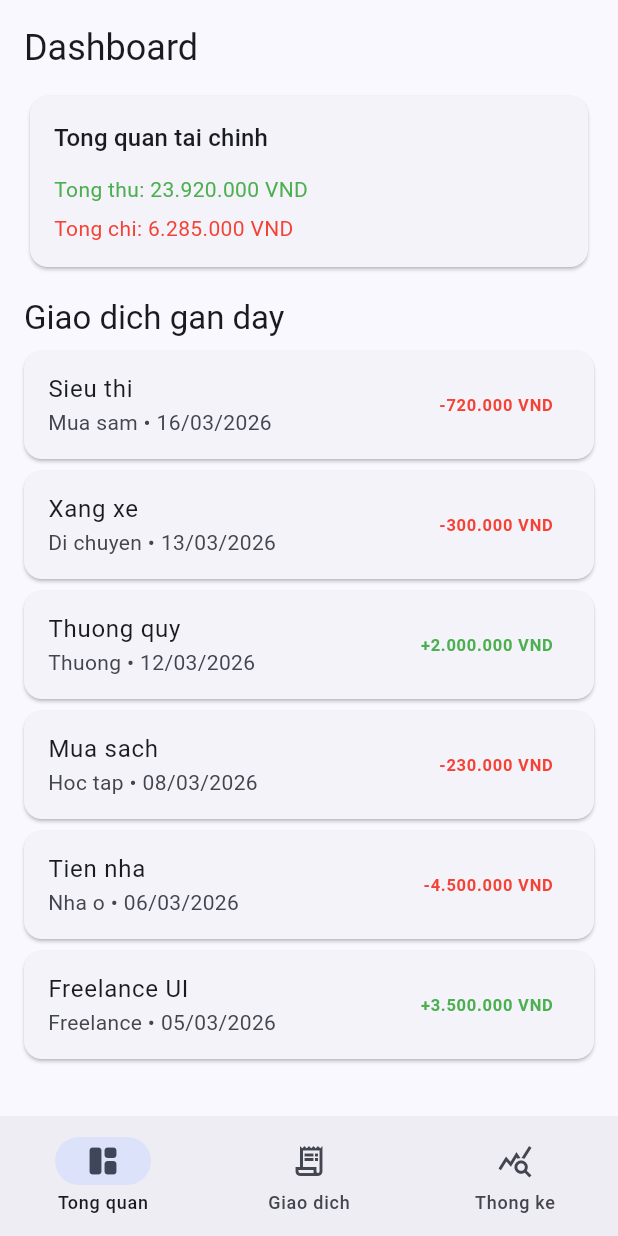
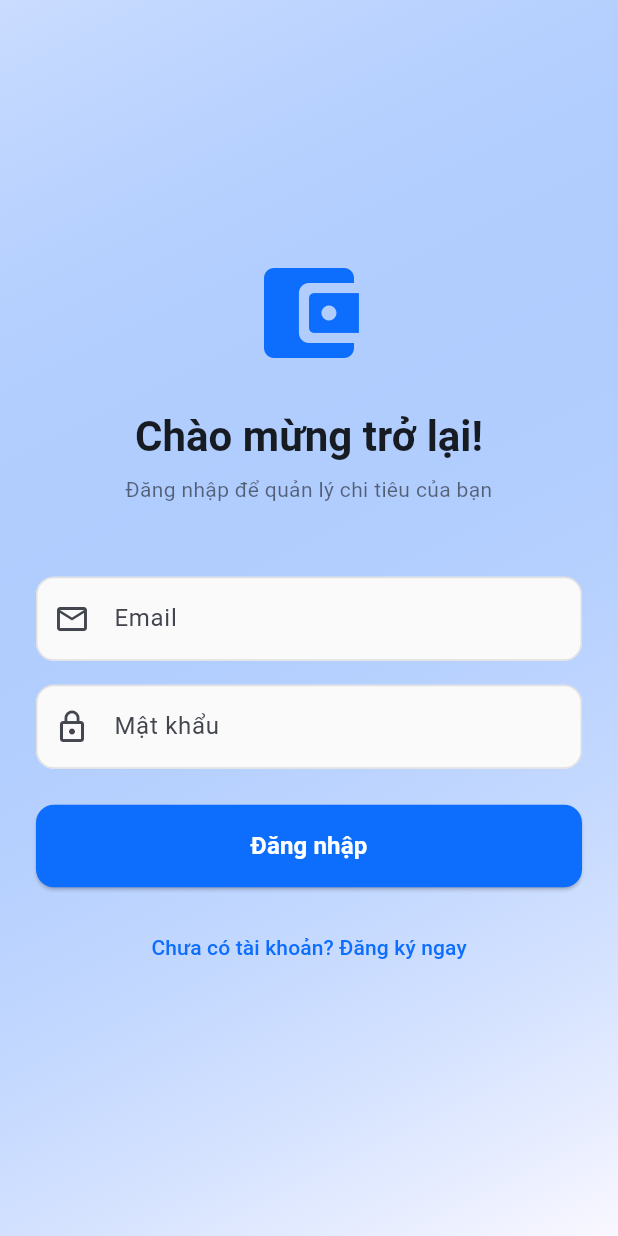
Before and after one commit to Haidp2005/qlchitieu, a Flutter app: the screen it shows after launch, on a phone screen of 412 x 824 dp. Run offline on Flutter 3.47's test engine with Material 3 defaults, Android fonts, the light colour scheme and no system bars; our stand-ins replace fl_chart, go_router.

Commit message:
feat: implement app shell, navigation, and auth flow (Person A)

```diff
--- a/lib/app.dart
+++ b/lib/app.dart
@@ -1,20 +1,43 @@
 import 'package:flutter/material.dart';
+import 'package:provider/provider.dart';
 
-import 'features/shell/presentation/root_shell.dart';
+import 'app_router.dart';
+import 'features/auth/domain/auth_provider.dart';
 
 class ExpenseApp extends StatelessWidget {
   const ExpenseApp({super.key});
 
   @override
   Widget build(BuildContext context) {
-    return MaterialApp(
+    final authProvider = context.read<AuthProvider>();
+
+    return MaterialApp.router(
       title: 'QL Chi Tieu',
       debugShowCheckedModeBanner: false,
       theme: ThemeData(
-        colorScheme: ColorScheme.fromSeed(seedColor: const Color(0xFF0D6EFD)),
+        colorScheme: ColorScheme.fromSeed(
+          seedColor: const Color(0xFF0D6EFD),
+          primary: const Color(0xFF0D6EFD),
+        ),
         useMaterial3: true,
+        inputDecorationTheme: InputDecorationTheme(
+          filled: true,
+          fillColor: Colors.grey.shade50,
+          border: OutlineInputBorder(
+            borderRadius: BorderRadius.circular(12),
+            borderSide: BorderSide(color: Colors.grey.shade300),
+          ),
+          enabledBorder: OutlineInputBorder(
+            borderRadius: BorderRadius.circular(12),
+            borderSide: BorderSide(color: Colors.grey.shade300),
+          ),
+          focusedBorder: OutlineInputBorder(
+            borderRadius: BorderRadius.circular(12),
+            borderSide: const BorderSide(color: Color(0xFF0D6EFD), width: 2),
+          ),
+        ),
       ),
-      home: const RootShell(),
+      routerConfig: AppRouter.router(authProvider),
     );
   }
 }
--- /dev/null
+++ b/lib/app_router.dart
@@ -0,0 +1,88 @@
+import 'package:flutter/material.dart';
+import 'package:go_router/go_router.dart';
+
+import 'features/auth/domain/auth_provider.dart';
+import 'features/auth/presentation/login_screen.dart';
+import 'features/auth/presentation/register_screen.dart';
+import 'features/dashboard/presentation/dashboard_screen.dart';
+import 'features/profile/presentation/profile_screen.dart';
+import 'features/shell/presentation/root_shell.dart';
+import 'features/statistics/presentation/statistics_screen.dart';
+import 'features/transactions/presentation/transactions_screen.dart';
+
+class AppRouter {
+  static final GlobalKey<NavigatorState> _rootNavigatorKey = GlobalKey<NavigatorState>();
+
+  static GoRouter router(AuthProvider authProvider) {
+    return GoRouter(
+      navigatorKey: _rootNavigatorKey,
+      initialLocation: '/dashboard',
+      refreshListenable: authProvider,
+      redirect: (context, state) {
+        final bool loggedIn = authProvider.isAuthenticated;
+        final bool isLoggingIn = state.matchedLocation == '/login';
+        final bool isRegistering = state.matchedLocation == '/register';
+
+        if (!loggedIn) {
+          if (isLoggingIn || isRegistering) return null;
+          return '/login';
+        }
+
+        if (loggedIn && (isLoggingIn || isRegistering)) {
+          return '/dashboard';
+        }
+
+        return null;
+      },
+      routes: [
+        GoRoute(
+          path: '/login',
+          builder: (context, state) => const LoginScreen(),
+        ),
+        GoRoute(
+          path: '/register',
+          builder: (context, state) => const RegisterScreen(),
+        ),
+        StatefulShellRoute.indexedStack(
+          builder: (context, state, navigationShell) {
+            return RootShell(navigationShell: navigationShell);
+          },
+          branches: [
+            StatefulShellBranch(
+              routes: [
+                GoRoute(
+                  path: '/dashboard',
+                  builder: (context, state) => const DashboardScreen(),
+                ),
+              ],
+            ),
+            StatefulShellBranch(
+              routes: [
+                GoRoute(
+                  path: '/transactions',
+                  builder: (context, state) => const TransactionsScreen(),
+                ),
+              ],
+            ),
+            StatefulShellBranch(
+              routes: [
+                GoRoute(
+                  path: '/statistics',
+                  builder: (context, state) => const StatisticsScreen(),
+                ),
+              ],
+            ),
+            StatefulShellBranch(
+              routes: [
+                GoRoute(
+                  path: '/profile',
+                  builder: (context, state) => const ProfileScreen(),
+                ),
+              ],
+            ),
+          ],
+        ),
+      ],
+    );
+  }
+}
--- /dev/null
+++ b/lib/features/auth/domain/auth_provider.dart
@@ -0,0 +1,28 @@
+import 'package:flutter/material.dart';
+
+class AuthProvider extends ChangeNotifier {
+  bool _isAuthenticated = false;
+
+  bool get isAuthenticated => _isAuthenticated;
+
+  Future<void> login(String email, String password) async {
+    // Simulate login
+    await Future.delayed(const Duration(milliseconds: 500));
+    _isAuthenticated = true;
+    notifyListeners();
+  }
+
+  Future<void> logout() async {
+    // Simulate logout
+    await Future.delayed(const Duration(milliseconds: 200));
+    _isAuthenticated = false;
+    notifyListeners();
+  }
+
+  Future<void> register(String email, String password) async {
+    // Simulate register
+    await Future.delayed(const Duration(milliseconds: 500));
+    _isAuthenticated = true;
+    notifyListeners();
+  }
+}
--- /dev/null
+++ b/lib/features/auth/presentation/login_screen.dart
@@ -0,0 +1,143 @@
+import 'package:flutter/material.dart';
+import 'package:provider/provider.dart';
+import '../domain/auth_provider.dart';
+
+class LoginScreen extends StatefulWidget {
+  const LoginScreen({super.key});
+
+  @override
+  State<LoginScreen> createState() => _LoginScreenState();
+}
+
+class _LoginScreenState extends State<LoginScreen> {
+  final _emailController = TextEditingController();
+  final _passwordController = TextEditingController();
+  bool _isLoading = false;
+
+  @override
+  void dispose() {
+    _emailController.dispose();
+    _passwordController.dispose();
+    super.dispose();
+  }
+
+  void _handleLogin() async {
+    setState(() => _isLoading = true);
+    await context.read<AuthProvider>().login(
+      _emailController.text,
+      _passwordController.text,
+    );
+    if (mounted) {
+      setState(() => _isLoading = false);
+    }
+  }
+
+  @override
+  Widget build(BuildContext context) {
+    return Scaffold(
+      body: Container(
+        decoration: BoxDecoration(
+          gradient: LinearGradient(
+            begin: Alignment.topLeft,
+            end: Alignment.bottomRight,
+            colors: [
+              Theme.of(context).colorScheme.primary.withAlpha(51),
+              Theme.of(context).colorScheme.surface,
+            ],
+          ),
+        ),
+        child: SafeArea(
+          child: Center(
+            child: SingleChildScrollView(
+              padding: const EdgeInsets.all(24.0),
+              child: Column(
+                mainAxisAlignment: MainAxisAlignment.center,
+                crossAxisAlignment: CrossAxisAlignment.stretch,
+                children: [
+                  const Icon(
+                    Icons.account_balance_wallet_rounded,
+                    size: 80,
+                    color: Color(0xFF0D6EFD),
+                  ),
+                  const SizedBox(height: 24),
+                  Text(
+                    'Chào mừng trở lại!',
+                    style: Theme.of(context).textTheme.headlineMedium?.copyWith(
+                          fontWeight: FontWeight.bold,
+                          color: Colors.black87,
+                        ),
+                    textAlign: TextAlign.center,
+                  ),
+                  const SizedBox(height: 8),
+                  Text(
+                    'Đăng nhập để quản lý chi tiêu của bạn',
+                    style: Theme.of(context).textTheme.bodyMedium?.copyWith(
+                          color: Colors.black54,
+                        ),
+                    textAlign: TextAlign.center,
+                  ),
+                  const SizedBox(height: 48),
+                  TextField(
+                    controller: _emailController,
+                    decoration: InputDecoration(
+                      labelText: 'Email',
+                      prefixIcon: const Icon(Icons.email_outlined),
+                      border: OutlineInputBorder(
+                        borderRadius: BorderRadius.circular(12),
+                      ),
+                    ),
+                    keyboardType: TextInputType.emailAddress,
+                  ),
+                  const SizedBox(height: 16),
+                  TextField(
+                    controller: _passwordController,
+                    decoration: InputDecoration(
+                      labelText: 'Mật khẩu',
+                      prefixIcon: const Icon(Icons.lock_outline),
+                      border: OutlineInputBorder(
+                        borderRadius: BorderRadius.circular(12),
+                      ),
+                    ),
+                    obscureText: true,
+                  ),
+                  const SizedBox(height: 24),
+                  ElevatedButton(
+                    onPressed: _isLoading ? null : _handleLogin,
+                    style: ElevatedButton.styleFrom(
+                      padding: const EdgeInsets.symmetric(vertical: 16),
+                      shape: RoundedRectangleBorder(
+                        borderRadius: BorderRadius.circular(12),
+                      ),
+                      backgroundColor: const Color(0xFF0D6EFD),
+                      foregroundColor: Colors.white,
+                    ),
+                    child: _isLoading
+                        ? const SizedBox(
+                            height: 20,
+                            width: 20,
+                            child: CircularProgressIndicator(
+                              strokeWidth: 2,
+                              color: Colors.white,
+                            ),
+                          )
+                        : const Text(
+                            'Đăng nhập',
+                            style: TextStyle(fontSize: 16, fontWeight: FontWeight.bold),
+                          ),
+                  ),
+                  const SizedBox(height: 16),
+                  TextButton(
+                    onPressed: () {
+                      // Navigate to Register
+                    },
+                    child: const Text('Chưa có tài khoản? Đăng ký ngay'),
+                  ),
+                ],
+              ),
+            ),
+          ),
+        ),
+      ),
+    );
+  }
+}
--- a/lib/features/shell/presentation/root_shell.dart
+++ b/lib/features/shell/presentation/root_shell.dart
@@ -1,51 +1,46 @@
 import 'package:flutter/material.dart';
+import 'package:go_router/go_router.dart';
 
-import '../../dashboard/presentation/dashboard_screen.dart';
-import '../../statistics/presentation/statistics_screen.dart';
-import '../../transactions/presentation/transactions_screen.dart';
+class RootShell extends StatelessWidget {
+  const RootShell({
+    super.key,
+    required this.navigationShell,
+  });
 
-class RootShell extends StatefulWidget {
-  const RootShell({super.key});
-
-  @override
-  State<RootShell> createState() => _RootShellState();
-}
-
-class _RootShellState extends State<RootShell> {
-  int _currentIndex = 0;
-
-  late final List<Widget> _screens = const [
-    DashboardScreen(),
-    TransactionsScreen(),
-    StatisticsScreen(),
-  ];
+  final StatefulNavigationShell navigationShell;
 
   @override
   Widget build(BuildContext context) {
     return Scaffold(
-      body: IndexedStack(index: _currentIndex, children: _screens),
+      body: navigationShell,
       bottomNavigationBar: NavigationBar(
-        selectedIndex: _currentIndex,
+        selectedIndex: navigationShell.currentIndex,
         onDestinationSelected: (index) {
-          setState(() {
-            _currentIndex = index;
-          });
+          navigationShell.goBranch(
+            index,
+            initialLocation: index == navigationShell.currentIndex,
+          );
         },
         destinations: const [
           NavigationDestination(
             icon: Icon(Icons.space_dashboard_outlined),
             selectedIcon: Icon(Icons.space_dashboard_rounded),
-            label: 'Tong quan',
+            label: 'Tổng quan',
           ),
           NavigationDestination(
             icon: Icon(Icons.receipt_long_outlined),
             selectedIcon: Icon(Icons.receipt_long),
-            label: 'Giao dich',
+            label: 'Giao dịch',
           ),
           NavigationDestination(
             icon: Icon(Icons.query_stats_outlined),
             selectedIcon: Icon(Icons.query_stats),
-            label: 'Thong ke',
+            label: 'Thống kê',
+          ),
+          NavigationDestination(
+            icon: Icon(Icons.person_outline),
+            selectedIcon: Icon(Icons.person),
+            label: 'Cá nhân',
           ),
         ],
       ),
--- a/pubspec.yaml
+++ b/pubspec.yaml
@@ -36,6 +36,8 @@ dependencies:
   cupertino_icons: ^1.0.8
   fl_chart: ^0.69.2
   intl: ^0.20.2
+  go_router: ^17.1.0
+  provider: ^6.1.5+1
 
 dev_dependencies:
   flutter_test:
```
Also changed, not shown: lib/features/auth/presentation/register_screen.dart (added, +153 -0 lines), lib/features/profile/presentation/profile_screen.dart (added, +81 -0 lines), lib/main.dart (+10 -1 lines), pubspec.lock.
